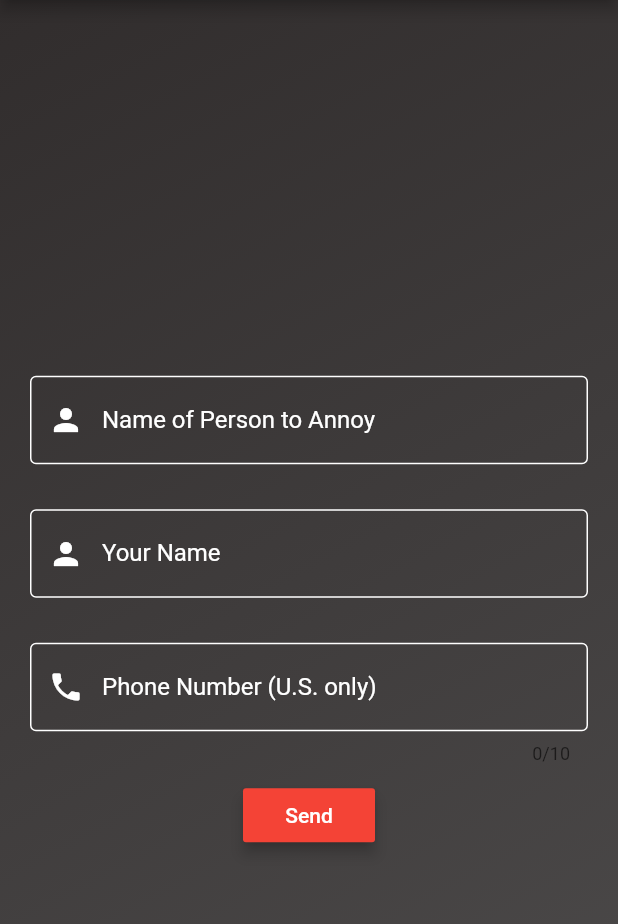
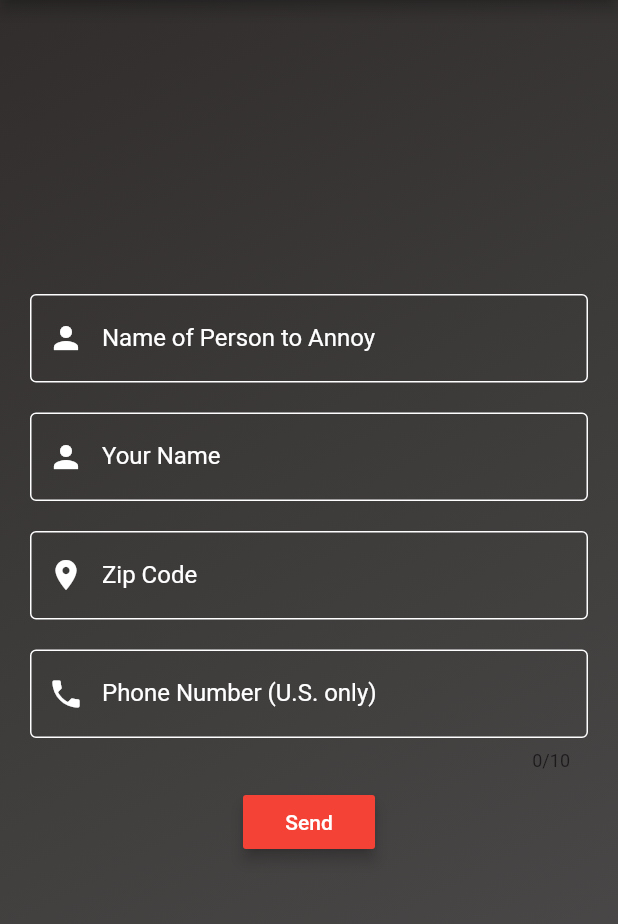
Before and after one commit to zjbullock/AnnoySomeoneUI, a Flutter app: the screen it shows after launch, after a tap on "Send", on a phone screen of 412 x 824 dp, the part 84-1008 px from its top. Run offline on Flutter 3.47's test engine with Material 2 defaults, Android fonts, the phone set to English and light mode, and no system bars; network calls fail.

Commit message:
added zipCode textfield.  Now uses zipCode to get prices

```diff
--- a/lib/model/annoy_model.dart
+++ b/lib/model/annoy_model.dart
@@ -5,8 +5,8 @@ import 'dart:convert';
 
 class AnnoyModel {
   String _annoyURL = 'https://annoy.zedground.com/milk';
-  Future<String> postAnnoyRequest(String to, from, phoneNumber) async{
-    var data = {'to': to, 'from': from, 'phoneNumber': phoneNumber};
+  Future<String> postAnnoyRequest(String to, from, phoneNumber, zipCode) async{
+    var data = {'to': to, 'from': from, 'phoneNumber': phoneNumber, 'zipCode': zipCode};
    final response = await http.post(
      _annoyURL,
      headers: {
--- a/lib/presenter/annoy_presenter.dart
+++ b/lib/presenter/annoy_presenter.dart
@@ -2,9 +2,9 @@ import 'package:annoy_someone/model/annoy_model.dart';
 
 class AnnoyPresenter {
   AnnoyModel model = AnnoyModel();
-  Future<String> prepareAnnoyRequest(String to, from, phoneNumber) async{
+  Future<String> prepareAnnoyRequest(String to, String from, String phoneNumber, String zipCode) async{
     String modalMessage;
-    modalMessage = await model.postAnnoyRequest(to, from, phoneNumber);
+    modalMessage = await model.postAnnoyRequest(to, from, phoneNumber, zipCode);
     return modalMessage;
   }
 }
--- a/lib/utils/constants.dart
+++ b/lib/utils/constants.dart
@@ -3,6 +3,7 @@ const BUTTON_CLOSE = 'Close';
 const LABEL_NAME_OF_PERSON_TO_ANNOY = 'Name of Person to Annoy';
 const LABEL_PHONE_NUMBER = 'Phone Number (U.S. only)';
 const LABEL_YOUR_NAME = 'Your Name';
+const LABEL_ZIP_CODE = 'Zip Code';
 const RESPONSE_INTERNAL_SERVER_ERROR = 'Server error has occurred';
 const RESPONSE_STATUS_BAD_REQUEST = 'Something happened connecting to service';
 const RESPONSE_SUCCESS = 'Successfully Annoyed ';
--- a/lib/view/annoy_view.dart
+++ b/lib/view/annoy_view.dart
@@ -19,6 +19,7 @@ class _AnnoyState extends State<AnnoyWidget> {
   final toController = TextEditingController();
   final fromController = TextEditingController();
   final phoneNumController = TextEditingController();
+  final zipCodeController = TextEditingController();
 
   @override
   void dispose() {
@@ -26,6 +27,7 @@ class _AnnoyState extends State<AnnoyWidget> {
     toController.dispose();
     fromController.dispose();
     phoneNumController.dispose();
+    zipCodeController.dispose();
     super.dispose();
   }
 
@@ -55,7 +57,6 @@ class _AnnoyState extends State<AnnoyWidget> {
       padding: EdgeInsets.all(20),
       child: Column(
         children: <Widget> [
-          SizedBox(height: 50),
           TextField(
             controller: toController,
             style: TextStyle(
@@ -79,7 +80,7 @@ class _AnnoyState extends State<AnnoyWidget> {
               ),
             ),
           ),
-          SizedBox(height: 30),
+          SizedBox(height: 20),
           TextField(
             controller: fromController,
             style: TextStyle(
@@ -104,7 +105,31 @@ class _AnnoyState extends State<AnnoyWidget> {
             ),
 
           ),
-          SizedBox(height: 30),
+          SizedBox(height: 20),
+          TextField(
+            controller: zipCodeController,
+            style: TextStyle(
+              color: Colors.white,
+            ),
+            decoration: InputDecoration(
+              prefixIcon: Icon(Icons.location_on, color: Colors.white,),
+              focusedBorder: OutlineInputBorder(
+                borderSide: BorderSide(
+                  color: Colors.red,
+                ),
+              ),
+              enabledBorder: OutlineInputBorder(
+                borderSide: BorderSide(
+                  color: Colors.white,
+                ),
+              ),
+              labelText: LABEL_ZIP_CODE,
+              labelStyle: TextStyle(
+                color: Colors.white,
+              ),
+            ),
+          ),
+          SizedBox(height: 20),
           TextField(
             maxLength: 10,
             controller: phoneNumController,
@@ -133,7 +158,7 @@ class _AnnoyState extends State<AnnoyWidget> {
           RaisedButton(
             color: Colors.red,
             onPressed: () {
-             this._presenter.prepareAnnoyRequest(toController.text, fromController.text, phoneNumController.text).then((resp) => {
+             this._presenter.prepareAnnoyRequest(toController.text, fromController.text, phoneNumController.text, zipCodeController.text).then((resp) => {
                this._showDialog(resp)
              });
             },
```
Also changed, not shown: 2 other files.
